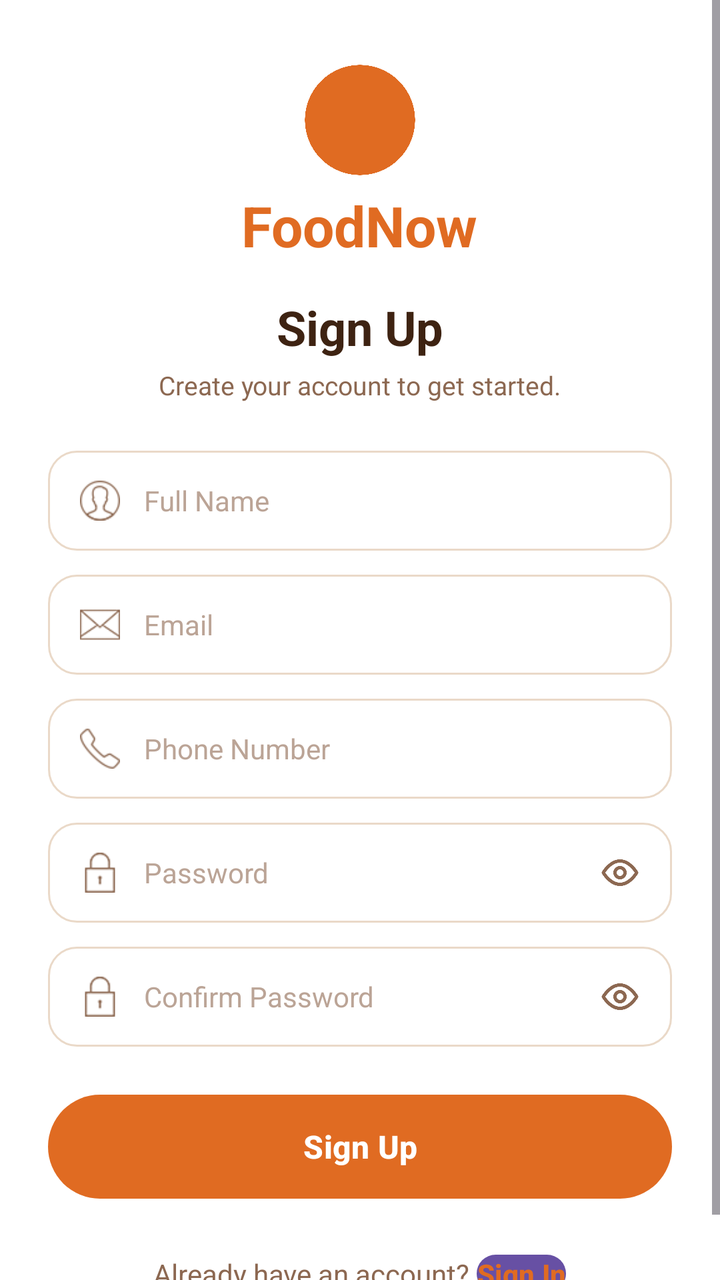
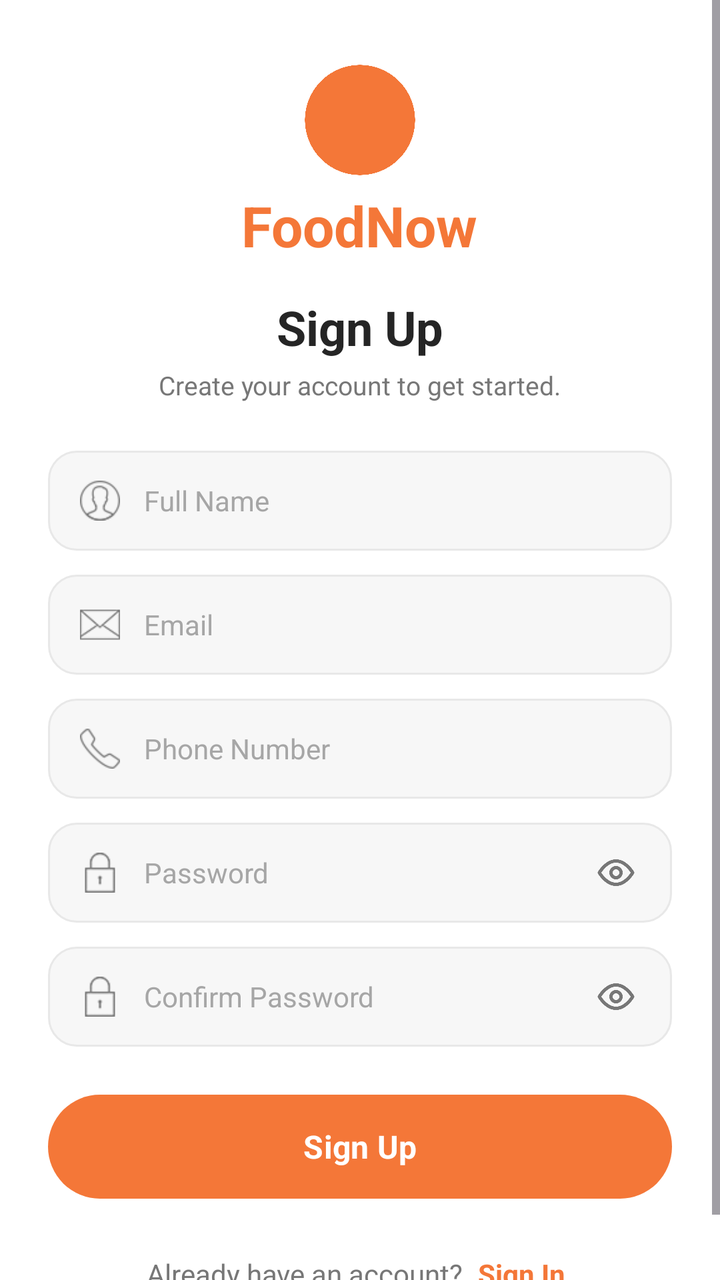

Two renders of the same Android screen: before a commit and after it. Below are the layout's source before the change and the commit's diff.
<!-- AndroidManifest.xml: application theme Theme.Project_1 -->
<!-- res/layout/activity_signup.xml -->
<?xml version="1.0" encoding="utf-8"?>
<ScrollView xmlns:android="http://schemas.android.com/apk/res/android"
    xmlns:app="http://schemas.android.com/apk/res-auto"
    xmlns:tools="http://schemas.android.com/tools"
    android:layout_width="match_parent"
    android:layout_height="match_parent"
    android:background="@color/white"
    android:fillViewport="true"
    tools:context=".SignUpActivity">

    <LinearLayout
        android:layout_width="match_parent"
        android:layout_height="wrap_content"
        android:gravity="center_horizontal"
        android:orientation="vertical"
        android:paddingHorizontal="24dp"
        android:paddingTop="32dp"
        android:paddingBottom="24dp">

        <ImageView
            android:layout_width="56dp"
            android:layout_height="56dp"
            android:contentDescription="@string/app_name"
            android:src="@drawable/bowl"
            app:tint="@color/colorPrimary" />

        <TextView
            android:layout_width="wrap_content"
            android:layout_height="wrap_content"
            android:layout_marginTop="6dp"
            android:text="FoodNow"
            android:textColor="@color/colorPrimary"
            android:textSize="28sp"
            android:textStyle="bold" />

        <TextView
            android:layout_width="wrap_content"
            android:layout_height="wrap_content"
            android:layout_marginTop="16dp"
            android:text="Sign Up"
            android:textColor="@color/colorTextPrimary"
            android:textSize="24sp"
            android:textStyle="bold" />

        <TextView
            android:layout_width="wrap_content"
            android:layout_height="wrap_content"
            android:layout_marginTop="4dp"
            android:layout_marginBottom="24dp"
            android:text="Create your account to get started."
            android:textColor="@color/colorTextSecondary"
            android:textSize="13sp" />

        <LinearLayout
            android:layout_width="match_parent"
            android:layout_height="50dp"
            android:layout_marginBottom="12dp"
            android:background="@drawable/bg_input_field"
            android:gravity="center_vertical"
            android:orientation="horizontal"
            android:paddingHorizontal="16dp">

            <ImageView
                android:layout_width="20dp"
                android:layout_height="20dp"
                android:contentDescription="@string/text_full_name"
                android:src="@drawable/ic_user"
                app:tint="@color/colorTextSecondary" />

            <EditText
                android:id="@+id/txtFullName"
                android:layout_width="match_parent"
                android:layout_height="match_parent"
                android:layout_marginStart="12dp"
                android:background="@null"
                android:hint="Full Name"
                android:inputType="textPersonName"
                android:textColor="@color/colorTextPrimary"
                android:textColorHint="@color/colorTextHint"
                android:textSize="14sp" />
        </LinearLayout>

        <LinearLayout
            android:layout_width="match_parent"
            android:layout_height="50dp"
            android:layout_marginBottom="12dp"
            android:background="@drawable/bg_input_field"
            android:gravity="center_vertical"
            android:orientation="horizontal"
            android:paddingHorizontal="16dp">

            <ImageView
                android:layout_width="20dp"
                android:layout_height="20dp"
                android:contentDescription="@string/text_email"
                android:src="@drawable/icon_email"
                app:tint="@color/colorTextSecondary" />

            <EditText
                android:id="@+id/txtEmail"
                android:layout_width="match_parent"
                android:layout_height="match_parent"
                android:layout_marginStart="12dp"
                android:background="@null"
                android:hint="Email"
                android:inputType="textEmailAddress"
                android:textColor="@color/colorTextPrimary"
                android:textColorHint="@color/colorTextHint"
                android:textSize="14sp" />
        </LinearLayout>

        <LinearLayout
            android:layout_width="match_parent"
            android:layout_height="50dp"
            android:layout_marginBottom="12dp"
            android:background="@drawable/bg_input_field"
            android:gravity="center_vertical"
            android:orientation="horizontal"
            android:paddingHorizontal="16dp">

            <ImageView
                android:layout_width="20dp"
                android:layout_height="20dp"
                android:contentDescription="@string/text_phone"
                android:src="@drawable/ic_phone"
                app:tint="@color/colorTextSecondary" />

            <EditText
                android:id="@+id/txtPhone"
                android:layout_width="match_parent"
                android:layout_height="match_parent"
                android:layout_marginStart="12dp"
                android:background="@null"
                android:hint="Phone Number"
                android:inputType="phone"
                android:textColor="@color/colorTextPrimary"
                android:textColorHint="@color/colorTextHint"
                android:textSize="14sp" />
        </LinearLayout>

        <LinearLayout
            android:layout_width="match_parent"
            android:layout_height="50dp"
            android:layout_marginBottom="12dp"
            android:background="@drawable/bg_input_field"
            android:gravity="center_vertical"
            android:orientation="horizontal"
            android:paddingHorizontal="16dp">

            <ImageView
                android:layout_width="20dp"
                android:layout_height="20dp"
                android:contentDescription="@string/text_password"
                android:src="@drawable/icon_lock"
                app:tint="@color/colorTextSecondary" />

            <EditText
                android:id="@+id/txtPassword"
                android:layout_width="0dp"
                android:layout_height="match_parent"
                android:layout_marginStart="12dp"
                android:layout_weight="1"
                android:background="@null"
                android:hint="Password"
                android:inputType="textPassword"
                android:textColor="@color/colorTextPrimary"
                android:textColorHint="@color/colorTextHint"
                android:textSize="14sp" />

            <ImageView
                android:layout_width="20dp"
                android:layout_height="20dp"
                android:contentDescription="@string/text_password"
                android:src="@drawable/eye"
                app:tint="@color/colorTextSecondary" />
        </LinearLayout>

        <LinearLayout
            android:layout_width="match_parent"
            android:layout_height="50dp"
            android:layout_marginBottom="24dp"
            android:background="@drawable/bg_input_field"
            android:gravity="center_vertical"
            android:orientation="horizontal"
            android:paddingHorizontal="16dp">

            <ImageView
                android:layout_width="20dp"
                android:layout_height="20dp"
                android:contentDescription="@string/confirm_password"
                android:src="@drawable/icon_lock"
                app:tint="@color/colorTextSecondary" />

            <EditText
                android:id="@+id/txtConfirmPassword"
                android:layout_width="0dp"
                android:layout_height="match_parent"
                android:layout_marginStart="12dp"
                android:layout_weight="1"
                android:background="@null"
                android:hint="Confirm Password"
                android:inputType="textPassword"
                android:textColor="@color/colorTextPrimary"
                android:textColorHint="@color/colorTextHint"
                android:textSize="14sp" />

            <ImageView
                android:layout_width="20dp"
                android:layout_height="20dp"
                android:contentDescription="@string/confirm_password"
                android:src="@drawable/eye"
                app:tint="@color/colorTextSecondary" />
        </LinearLayout>

        <Button
            android:id="@+id/btnSignUp"
            android:layout_width="match_parent"
            android:layout_height="52dp"
            android:layout_marginBottom="24dp"
            android:background="@drawable/bg_primary_button"
            android:text="Sign Up"
            android:textAllCaps="false"
            android:textColor="@color/white"
            android:textSize="16sp"
            android:textStyle="bold"
            app:backgroundTint="@null" />

        <LinearLayout
            android:layout_width="wrap_content"
            android:layout_height="wrap_content"
            android:orientation="horizontal">

            <TextView
                android:layout_width="wrap_content"
                android:layout_height="wrap_content"
                android:text="Already have an account? "
                android:textColor="@color/colorTextSecondary"
                android:textSize="14sp" />

            <Button
                android:id="@+id/btnBackSignIn"
                android:layout_width="wrap_content"
                android:layout_height="wrap_content"
                android:background="@null"
                android:minWidth="0dp"
                android:minHeight="0dp"
                android:padding="0dp"
                android:text="Sign In"
                android:textAllCaps="false"
                android:textColor="@color/colorPrimary"
                android:textSize="14sp"
                android:textStyle="bold" />
        </LinearLayout>

    </LinearLayout>
</ScrollView>
<!-- resources referenced by this layout -->
<resources>
  <color name="colorPrimary">#E06B22</color>
  <color name="colorTextHint">#BBA496</color>
  <color name="colorTextPrimary">#3E2312</color>
  <color name="colorTextSecondary">#8C6851</color>
  <color name="white">#FFFFFF</color>
  <!-- drawable bg_input_field (drawable) -->
  <?xml version="1.0" encoding="utf-8"?>
  <shape xmlns:android="http://schemas.android.com/apk/res/android">
      <solid android:color="@color/colorInputBackground" />
      <stroke
          android:width="1dp"
          android:color="@color/colorInputBorder" />
      <corners android:radius="14dp" />
  </shape>
  <!-- drawable bg_primary_button (drawable) -->
  <?xml version="1.0" encoding="utf-8"?>
  <shape xmlns:android="http://schemas.android.com/apk/res/android">
      <solid android:color="@color/colorPrimary" />
      <corners android:radius="28dp" />
  </shape>
  <!-- drawable bowl: png bitmap (drawable, 422408 bytes) -->
  <!-- drawable eye: png bitmap (drawable, 7533 bytes) -->
  <!-- drawable ic_phone: png bitmap (drawable, 680 bytes) -->
  <!-- drawable ic_user: png bitmap (drawable, 961 bytes) -->
  <!-- drawable icon_email: png bitmap (drawable, 571 bytes) -->
  <!-- drawable icon_lock: png bitmap (drawable, 436 bytes) -->
  <string name="app_name">FoodNow</string>
  <string name="confirm_password">Confirm Password</string>
  <string name="text_email">Email Address</string>
  <string name="text_full_name">Full Name</string>
  <string name="text_password">Password</string>
  <string name="text_phone">Phone Number</string>
  <style name="Theme.Project_1" parent="Base.Theme.Project_1" />
  <color name="colorInputBackground">#FFFFFF</color>
  <color name="colorInputBorder">#EAD9C8</color>
  <style name="Base.Theme.Project_1" parent="Theme.Material3.DayNight.NoActionBar">
      </style>
</resources>

<!-- the commit's change to res/layout/activity_signup.xml (unified diff, before → after) -->
@@ -168,9 +168,14 @@
                 android:textSize="14sp" />
 
             <ImageView
-                android:layout_width="20dp"
-                android:layout_height="20dp"
+                android:id="@+id/btnTogglePassword"
+                android:layout_width="24dp"
+                android:layout_height="24dp"
+                android:background="?attr/selectableItemBackgroundBorderless"
+                android:clickable="true"
                 android:contentDescription="@string/text_password"
+                android:focusable="true"
+                android:padding="2dp"
                 android:src="@drawable/eye"
                 app:tint="@color/colorTextSecondary" />
         </LinearLayout>
@@ -205,9 +210,14 @@
                 android:textSize="14sp" />
 
             <ImageView
-                android:layout_width="20dp"
-                android:layout_height="20dp"
+                android:id="@+id/btnToggleConfirmPassword"
+                android:layout_width="24dp"
+                android:layout_height="24dp"
+                android:background="?attr/selectableItemBackgroundBorderless"
+                android:clickable="true"
                 android:contentDescription="@string/confirm_password"
+                android:focusable="true"
+                android:padding="2dp"
                 android:src="@drawable/eye"
                 app:tint="@color/colorTextSecondary" />
         </LinearLayout>
@@ -228,6 +238,7 @@
         <LinearLayout
             android:layout_width="wrap_content"
             android:layout_height="wrap_content"
+            android:gravity="center_vertical"
             android:orientation="horizontal">
 
             <TextView
@@ -237,16 +248,14 @@
                 android:textColor="@color/colorTextSecondary"
                 android:textSize="14sp" />
 
-            <Button
+            <TextView
                 android:id="@+id/btnBackSignIn"
                 android:layout_width="wrap_content"
                 android:layout_height="wrap_content"
-                android:background="@null"
-                android:minWidth="0dp"
-                android:minHeight="0dp"
-                android:padding="0dp"
+                android:clickable="true"
+                android:focusable="true"
+                android:padding="4dp"
                 android:text="Sign In"
-                android:textAllCaps="false"
                 android:textColor="@color/colorPrimary"
                 android:textSize="14sp"
                 android:textStyle="bold" />
<!-- resource entries referenced after the edit -->
@@ -1,9 +1,9 @@
 <!-- resources referenced by this layout -->
 <resources>
-  <color name="colorPrimary">#E06B22</color>
-  <color name="colorTextHint">#BBA496</color>
-  <color name="colorTextPrimary">#3E2312</color>
-  <color name="colorTextSecondary">#8C6851</color>
+  <color name="colorPrimary">#F47738</color>
+  <color name="colorTextHint">#A6A6A6</color>
+  <color name="colorTextPrimary">#252525</color>
+  <color name="colorTextSecondary">#777777</color>
   <color name="white">#FFFFFF</color>
   <!-- drawable bg_input_field (drawable) -->
   <?xml version="1.0" encoding="utf-8"?>
@@ -33,9 +33,33 @@
   <string name="text_password">Password</string>
   <string name="text_phone">Phone Number</string>
   <style name="Theme.Project_1" parent="Base.Theme.Project_1" />
-  <color name="colorInputBackground">#FFFFFF</color>
-  <color name="colorInputBorder">#EAD9C8</color>
+  <color name="colorInputBackground">#F7F7F7</color>
+  <color name="colorInputBorder">#E8E8E8</color>
   <style name="Base.Theme.Project_1" parent="Theme.Material3.DayNight.NoActionBar">
+          <item name="colorPrimary">@color/colorPrimary</item>
+          <item name="colorOnPrimary">@color/white</item>
+          <item name="colorPrimaryContainer">@color/colorOrangeLight</item>
+          <item name="colorOnPrimaryContainer">@color/colorPrimary</item>
+          <item name="colorSecondary">@color/colorPrimary</item>
+          <item name="colorOnSecondary">@color/white</item>
+          <item name="colorSecondaryContainer">@color/colorOrangeLight</item>
+          <item name="colorOnSecondaryContainer">@color/colorPrimary</item>
+          <item name="colorSurface">@color/white</item>
+          <item name="colorOnSurface">@color/colorTextPrimary</item>
+          <item name="colorSurfaceVariant">@color/colorInputBackground</item>
+          <item name="colorOnSurfaceVariant">@color/colorTextSecondary</item>
+          <item name="colorOutline">@color/colorInputBorder</item>
+          <item name="colorControlActivated">@color/colorPrimary</item>
+          <item name="colorControlHighlight">@color/colorOrangeLight</item>
+          <item name="android:colorAccent">@color/colorAccent</item>
+          <item name="android:statusBarColor">@color/white</item>
+          <item name="android:navigationBarColor">@color/white</item>
+          <item name="android:windowLightStatusBar">true</item>
+          <item name="android:windowBackground">@color/colorBackground</item>
+          <item name="android:fontFamily">sans-serif</item>
       </style>
+  <color name="colorOrangeLight">#FFF1E8</color>
+  <color name="colorAccent">#F47738</color>
+  <color name="colorBackground">#FAFAF8</color>
 </resources>
 
